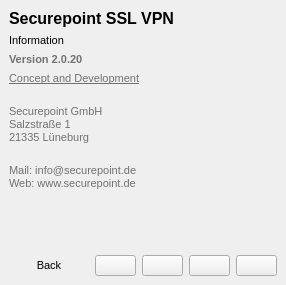
First picture: the form in client/src/widgets/info/informationwidget.ui, repository Securepoint/openvpn-client, before the edit.
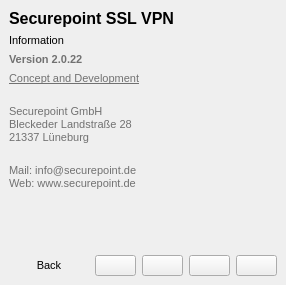
Second picture: the form after the edit. Icons and pictures are not drawn.

Patch:
```diff
--- a/client/src/widgets/info/informationwidget.ui
+++ b/client/src/widgets/info/informationwidget.ui
@@ -196,13 +196,13 @@
           <string>&lt;!DOCTYPE HTML PUBLIC &quot;-//W3C//DTD HTML 4.0//EN&quot; &quot;http://www.w3.org/TR/REC-html40/strict.dtd&quot;&gt;
 &lt;html&gt;&lt;head&gt;&lt;meta name=&quot;qrichtext&quot; content=&quot;1&quot; /&gt;&lt;style type=&quot;text/css&quot;&gt;
 p, li { white-space: pre-wrap; }
-&lt;/style&gt;&lt;/head&gt;&lt;body style=&quot; font-family:'MS Shell Dlg 2'; font-size:8pt; font-weight:400; font-style:normal;&quot;&gt;
+&lt;/style&gt;&lt;/head&gt;&lt;body style=&quot; font-family:'MS Shell Dlg 2'; font-size:11pt; font-weight:400; font-style:normal;&quot;&gt;
 &lt;p style=&quot; margin-top:12px; margin-bottom:20px; margin-left:0px; margin-right:0px; -qt-block-indent:0; text-indent:0px;&quot;&gt;&lt;span style=&quot; font-size:8pt; text-decoration: underline; color:#717171;&quot;&gt;Concept and Development&lt;/span&gt;&lt;/p&gt;
-&lt;p style=&quot; margin-top:0px; margin-bottom:0px; margin-left:0px; margin-right:0px; -qt-block-indent:0; text-indent:0px;&quot;&gt;&lt;span style=&quot; color:#717171;&quot;&gt;Securepoint GmbH&lt;/span&gt;&lt;/p&gt;
-&lt;p style=&quot; margin-top:0px; margin-bottom:0px; margin-left:0px; margin-right:0px; -qt-block-indent:0; text-indent:0px;&quot;&gt;&lt;span style=&quot; color:#717171;&quot;&gt;Salzstraße 1&lt;/span&gt;&lt;/p&gt;
-&lt;p style=&quot; margin-top:0px; margin-bottom:0px; margin-left:0px; margin-right:0px; -qt-block-indent:0; text-indent:0px;&quot;&gt;&lt;span style=&quot; color:#717171;&quot;&gt;21335 Lüneburg &lt;/span&gt;&lt;/p&gt;
-&lt;p style=&quot; margin-top:20px; margin-bottom:0px; margin-left:0px; margin-right:0px; -qt-block-indent:0; text-indent:0px;&quot;&gt;&lt;span style=&quot; color:#717171;&quot;&gt;Mail: info@securepoint.de&lt;/span&gt;&lt;/p&gt;
-&lt;p style=&quot; margin-top:0px; margin-bottom:0px; margin-left:0px; margin-right:0px; -qt-block-indent:0; text-indent:0px;&quot;&gt;&lt;span style=&quot; color:#717171;&quot;&gt;Web: www.securepoint.de&lt;/span&gt;&lt;/p&gt;&lt;/body&gt;&lt;/html&gt;</string>
+&lt;p style=&quot; margin-top:0px; margin-bottom:0px; margin-left:0px; margin-right:0px; -qt-block-indent:0; text-indent:0px;&quot;&gt;&lt;span style=&quot; font-size:8pt; color:#717171;&quot;&gt;Securepoint GmbH&lt;/span&gt;&lt;/p&gt;
+&lt;p style=&quot; margin-top:0px; margin-bottom:0px; margin-left:0px; margin-right:0px; -qt-block-indent:0; text-indent:0px;&quot;&gt;&lt;span style=&quot; font-size:8pt; color:#717171;&quot;&gt;Bleckeder Landstraße 28&lt;/span&gt;&lt;/p&gt;
+&lt;p style=&quot; margin-top:0px; margin-bottom:0px; margin-left:0px; margin-right:0px; -qt-block-indent:0; text-indent:0px;&quot;&gt;&lt;span style=&quot; font-size:8pt; color:#717171;&quot;&gt;21337 Lüneburg &lt;/span&gt;&lt;/p&gt;
+&lt;p style=&quot; margin-top:20px; margin-bottom:0px; margin-left:0px; margin-right:0px; -qt-block-indent:0; text-indent:0px;&quot;&gt;&lt;span style=&quot; font-size:8pt; color:#717171;&quot;&gt;Mail: info@securepoint.de&lt;/span&gt;&lt;/p&gt;
+&lt;p style=&quot; margin-top:0px; margin-bottom:0px; margin-left:0px; margin-right:0px; -qt-block-indent:0; text-indent:0px;&quot;&gt;&lt;span style=&quot; font-size:8pt; color:#717171;&quot;&gt;Web: www.securepoint.de&lt;/span&gt;&lt;/p&gt;&lt;/body&gt;&lt;/html&gt;</string>
          </property>
          <property name="textFormat">
           <enum>Qt::AutoText</enum>
@@ -226,7 +226,7 @@
         <string notr="true">font-size: 8pt;</string>
        </property>
        <property name="text">
-        <string>&lt;html&gt;&lt;head/&gt;&lt;body&gt;&lt;p&gt;&lt;span style=&quot; font-weight:600; color:#717171;&quot;&gt;Version 2.0.20&lt;/span&gt;&lt;/p&gt;&lt;/body&gt;&lt;/html&gt;</string>
+        <string>&lt;html&gt;&lt;head/&gt;&lt;body&gt;&lt;p&gt;&lt;span style=&quot; font-weight:600; color:#717171;&quot;&gt;Version 2.0.22&lt;/span&gt;&lt;/p&gt;&lt;/body&gt;&lt;/html&gt;</string>
        </property>
       </widget>
      </item>
```
